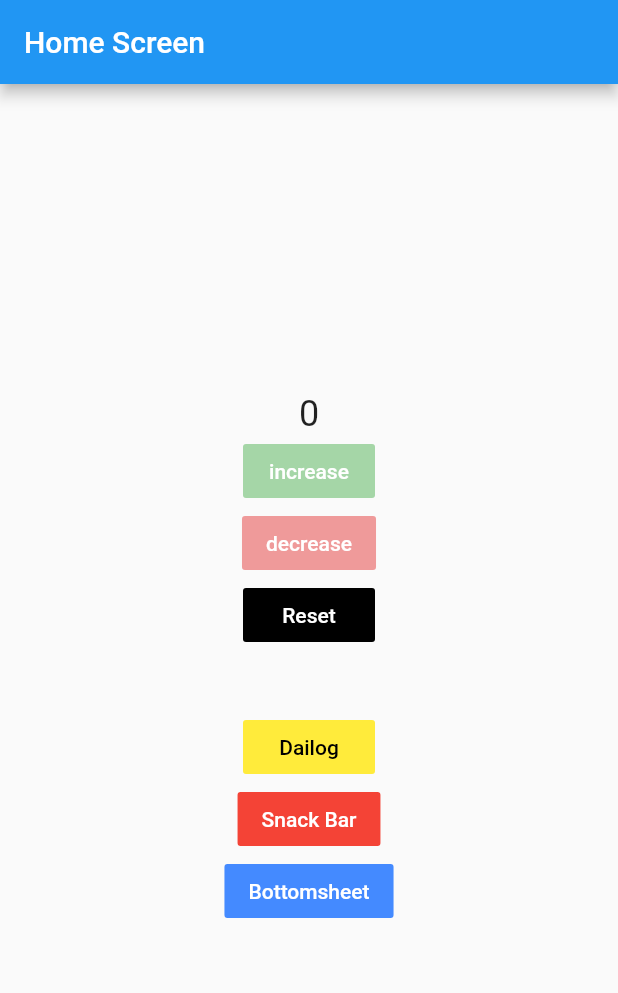
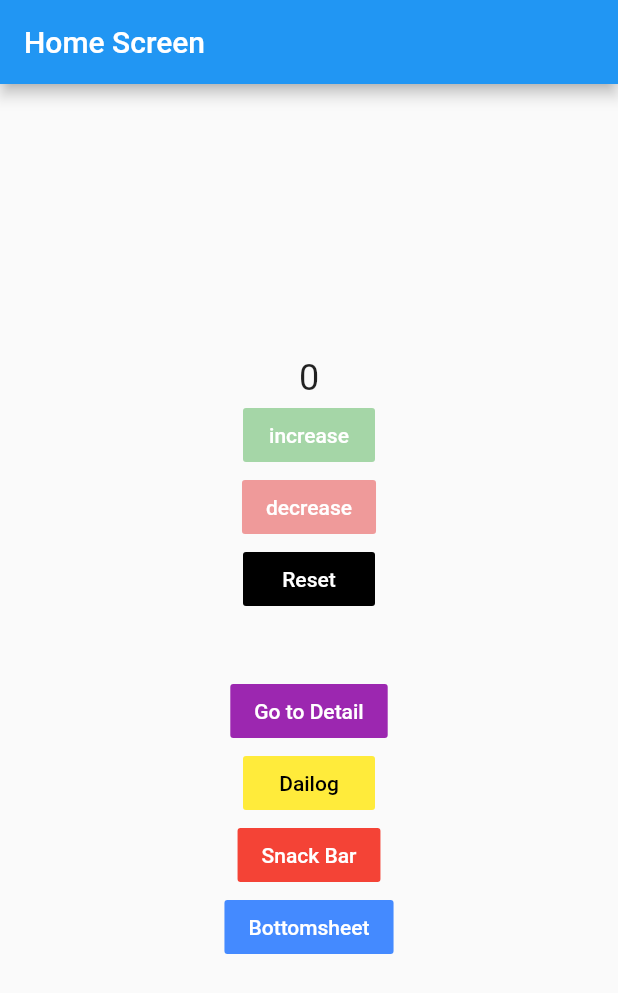
Before and after one commit to paedayz/Flutter_GETX_Basic, a Flutter app: the screen it shows after launch, on a phone screen of 412 x 824 dp. Shown: the top 993 px of the screen. Run offline on Flutter 3.47's test engine with Material 2 defaults, Android fonts, the phone set to English and light mode, and no system bars; our stand-ins replace get.

Commit message:
go to detail btn and show count data in detail page

```diff
--- a/lib/pages/home/view/home.dart
+++ b/lib/pages/home/view/home.dart
@@ -48,6 +48,14 @@ class HomeScreen extends StatelessWidget {
             ),
             SizedBox(
               height: 40,
+            ),
+            FlatButton(
+              onPressed: () {
+                Get.toNamed('/detail');
+              },
+              child: Text('Go to Detail'),
+              color: Colors.purple,
+              textColor: Colors.white,
             ),
             FlatButton(
               onPressed: () {
```
Also changed, not shown: lib/pages/detail/view/detail.dart (+17 -2 lines).
